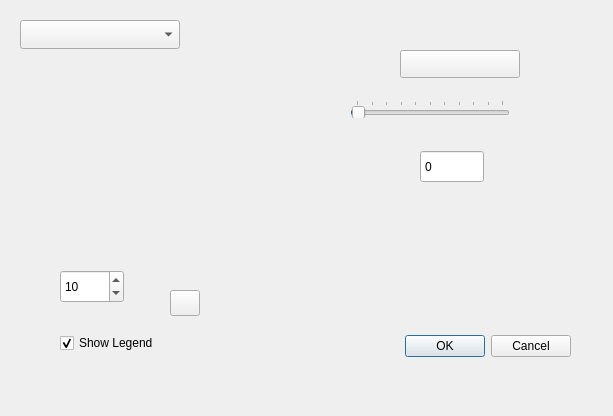
Before: the Qt Designer form ui/Scatter3D.ui in lucacasagrande/DataPlot, drawn with Qt 5.
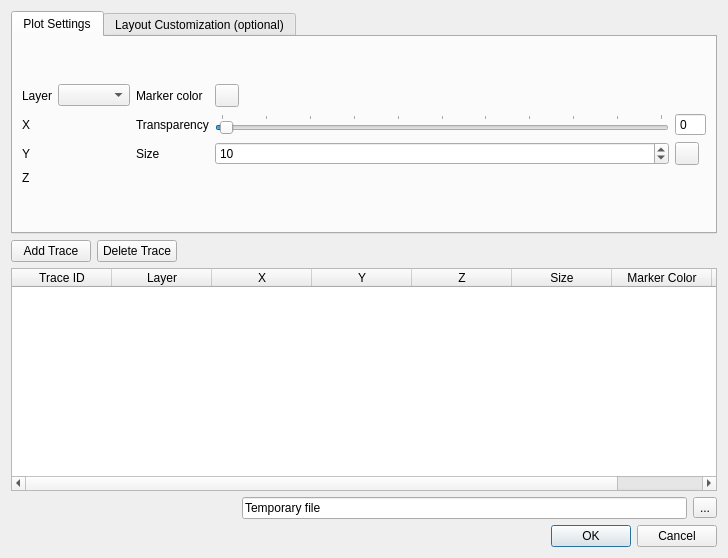
After: the same form once the commit is applied. Custom widgets are drawn as their Qt base class.

Commit message: Title, X and Y label for axis added

The edit to the form file:
```diff
--- a/ui/Scatter3D.ui
+++ b/ui/Scatter3D.ui
@@ -6,54 +6,58 @@
    <rect>
     <x>0</x>
     <y>0</y>
-    <width>613</width>
-    <height>416</height>
+    <width>728</width>
+    <height>558</height>
    </rect>
   </property>
   <property name="windowTitle">
    <string>Dialog</string>
   </property>
-  <widget class="QCheckBox" name="legendCheck">
-   <property name="geometry">
-    <rect>
-     <x>60</x>
-     <y>330</y>
-     <width>121</width>
-     <height>26</height>
-    </rect>
-   </property>
-   <property name="text">
-    <string>Show Legend</string>
-   </property>
-   <property name="checked">
+  <layout class="QGridLayout" name="gridLayout_3">
+   <item row="0" column="0" colspan="5">
+    <widget class="QTabWidget" name="tabWidget">
+     <property name="enabled">
     <bool>true</bool>
    </property>
-  </widget>
-  <widget class="QDialogButtonBox" name="buttonBox">
-   <property name="geometry">
-    <rect>
-     <x>230</x>
-     <y>330</y>
-     <width>341</width>
-     <height>32</height>
-    </rect>
-   </property>
-   <property name="orientation">
-    <enum>Qt::Horizontal</enum>
-   </property>
-   <property name="standardButtons">
-    <set>QDialogButtonBox::Cancel|QDialogButtonBox::Ok</set>
-   </property>
-  </widget>
+     <property name="currentIndex">
+      <number>0</number>
+     </property>
+     <widget class="QWidget" name="tab">
+      <attribute name="title">
+       <string>Plot Settings</string>
+      </attribute>
+      <layout class="QGridLayout" name="gridLayout_2">
+       <item row="0" column="0">
+        <layout class="QGridLayout" name="gridLayout">
+         <item row="0" column="1">
+          <widget class="QgsMapLayerComboBox" name="LayerCombo"/>
+         </item>
+         <item row="1" column="3">
+          <widget class="QLabel" name="label_6">
+           <property name="text">
+            <string>Transparency</string>
+           </property>
+          </widget>
+         </item>
+         <item row="2" column="1">
+          <widget class="QgsFieldExpressionWidget" name="expField2">
+           <property name="sizePolicy">
+            <sizepolicy hsizetype="Preferred" vsizetype="Fixed">
+             <horstretch>0</horstretch>
+             <verstretch>0</verstretch>
+            </sizepolicy>
+           </property>
+          </widget>
+         </item>
+         <item row="2" column="0">
+          <widget class="QLabel" name="label_3">
+           <property name="text">
+            <string>Y</string>
+           </property>
+          </widget>
+         </item>
+         <item row="2" column="4">
   <widget class="QSpinBox" name="Size">
-   <property name="geometry">
-    <rect>
-     <x>60</x>
-     <y>270</y>
-     <width>64</width>
-     <height>33</height>
-    </rect>
-   </property>
    <property name="maximum">
     <number>10000</number>
    </property>
@@ -61,71 +65,56 @@
     <number>10</number>
    </property>
   </widget>
+         </item>
+         <item row="1" column="1">
   <widget class="QgsFieldExpressionWidget" name="expField1">
-   <property name="geometry">
-    <rect>
-     <x>100</x>
-     <y>70</y>
-     <width>200</width>
-     <height>32</height>
-    </rect>
-   </property>
-  </widget>
-  <widget class="QgsColorButtonV2" name="colorButton">
-   <property name="geometry">
-    <rect>
-     <x>400</x>
-     <y>50</y>
-     <width>120</width>
-     <height>28</height>
-    </rect>
-   </property>
-  </widget>
-  <widget class="QgsDataDefinedButton" name="dataDefined">
-   <property name="geometry">
-    <rect>
-     <x>170</x>
-     <y>290</y>
-     <width>30</width>
-     <height>26</height>
-    </rect>
-   </property>
-  </widget>
-  <widget class="QgsMapLayerComboBox" name="LayerCombo">
-   <property name="geometry">
-    <rect>
-     <x>20</x>
-     <y>20</y>
-     <width>160</width>
-     <height>29</height>
-    </rect>
-   </property>
-  </widget>
-  <widget class="QSpinBox" name="spinBox">
-   <property name="geometry">
-    <rect>
-     <x>420</x>
-     <y>150</y>
-     <width>64</width>
-     <height>33</height>
-    </rect>
-   </property>
-   <property name="buttonSymbols">
-    <enum>QAbstractSpinBox::NoButtons</enum>
-   </property>
-   <property name="maximum">
-    <number>100</number>
-   </property>
-  </widget>
+           <property name="sizePolicy">
+            <sizepolicy hsizetype="Preferred" vsizetype="Fixed">
+             <horstretch>0</horstretch>
+             <verstretch>0</verstretch>
+            </sizepolicy>
+           </property>
+          </widget>
+         </item>
+         <item row="3" column="1">
+          <widget class="QgsFieldExpressionWidget" name="expField3">
+           <property name="sizePolicy">
+            <sizepolicy hsizetype="Preferred" vsizetype="Fixed">
+             <horstretch>0</horstretch>
+             <verstretch>0</verstretch>
+            </sizepolicy>
+           </property>
+          </widget>
+         </item>
+         <item row="0" column="0">
+          <widget class="QLabel" name="label">
+           <property name="text">
+            <string>Layer</string>
+           </property>
+          </widget>
+         </item>
+         <item row="2" column="5">
+          <widget class="QgsDataDefinedButton" name="dataDefined"/>
+         </item>
+         <item row="0" column="4">
+          <widget class="QgsColorButtonV2" name="colorButton"/>
+         </item>
+         <item row="2" column="3">
+          <widget class="QLabel" name="label_7">
+           <property name="text">
+            <string>Size</string>
+           </property>
+          </widget>
+         </item>
+         <item row="1" column="0">
+          <widget class="QLabel" name="label_2">
+           <property name="text">
+            <string>X</string>
+           </property>
+          </widget>
+         </item>
+         <item row="1" column="4">
   <widget class="QSlider" name="alpha">
-   <property name="geometry">
-    <rect>
-     <x>350</x>
-     <y>100</y>
-     <width>160</width>
-     <height>18</height>
-    </rect>
-   </property>
    <property name="cursor">
     <cursorShape>ArrowCursor</cursorShape>
    </property>
@@ -160,26 +149,225 @@
     <number>10</number>
    </property>
   </widget>
-  <widget class="QgsFieldExpressionWidget" name="expField2">
-   <property name="geometry">
-    <rect>
-     <x>110</x>
-     <y>130</y>
-     <width>200</width>
-     <height>32</height>
-    </rect>
-   </property>
-  </widget>
-  <widget class="QgsFieldExpressionWidget" name="expField3">
-   <property name="geometry">
-    <rect>
-     <x>100</x>
-     <y>200</y>
-     <width>200</width>
-     <height>32</height>
-    </rect>
-   </property>
-  </widget>
+         </item>
+         <item row="1" column="5">
+          <widget class="QSpinBox" name="alphaBox">
+           <property name="buttonSymbols">
+            <enum>QAbstractSpinBox::NoButtons</enum>
+           </property>
+           <property name="maximum">
+            <number>100</number>
+           </property>
+          </widget>
+         </item>
+         <item row="3" column="0">
+          <widget class="QLabel" name="label_8">
+           <property name="text">
+            <string>Z</string>
+           </property>
+          </widget>
+         </item>
+         <item row="0" column="3">
+          <widget class="QLabel" name="label_5">
+           <property name="text">
+            <string>Marker color</string>
+           </property>
+          </widget>
+         </item>
+        </layout>
+       </item>
+      </layout>
+     </widget>
+     <widget class="QWidget" name="tab_2">
+      <attribute name="title">
+       <string>Layout Customization (optional)</string>
+      </attribute>
+      <layout class="QGridLayout" name="gridLayout_5">
+       <item row="0" column="1">
+        <spacer name="horizontalSpacer">
+         <property name="orientation">
+          <enum>Qt::Horizontal</enum>
+         </property>
+         <property name="sizeHint" stdset="0">
+          <size>
+           <width>40</width>
+           <height>20</height>
+          </size>
+         </property>
+        </spacer>
+       </item>
+       <item row="0" column="0">
+        <layout class="QGridLayout" name="gridLayout_4">
+         <item row="1" column="0">
+          <widget class="QCheckBox" name="titleCheck">
+           <property name="text">
+            <string>Plot Title</string>
+           </property>
+           <property name="checkable">
+            <bool>true</bool>
+           </property>
+           <property name="checked">
+            <bool>false</bool>
+           </property>
+          </widget>
+         </item>
+         <item row="1" column="1">
+          <widget class="QLineEdit" name="pltTitle">
+           <property name="enabled">
+            <bool>false</bool>
+           </property>
+           <property name="placeholderText">
+            <string>Title</string>
+           </property>
+          </widget>
+         </item>
+         <item row="0" column="0">
+          <widget class="QCheckBox" name="legendCheck">
+           <property name="enabled">
+            <bool>true</bool>
+           </property>
+           <property name="text">
+            <string>Show Legend</string>
+           </property>
+           <property name="checked">
+            <bool>false</bool>
+           </property>
+          </widget>
+         </item>
+        </layout>
+       </item>
+       <item row="1" column="0" colspan="2">
+        <spacer name="verticalSpacer">
+         <property name="orientation">
+          <enum>Qt::Vertical</enum>
+         </property>
+         <property name="sizeHint" stdset="0">
+          <size>
+           <width>20</width>
+           <height>40</height>
+          </size>
+         </property>
+        </spacer>
+       </item>
+      </layout>
+     </widget>
+    </widget>
+   </item>
+   <item row="1" column="0">
+    <widget class="QPushButton" name="addTrace">
+     <property name="text">
+      <string>Add Trace</string>
+     </property>
+    </widget>
+   </item>
+   <item row="1" column="1">
+    <widget class="QPushButton" name="deleteTrace">
+     <property name="text">
+      <string>Delete Trace</string>
+     </property>
+    </widget>
+   </item>
+   <item row="1" column="2" colspan="3">
+    <spacer name="horizontalSpacer_3">
+     <property name="orientation">
+      <enum>Qt::Horizontal</enum>
+     </property>
+     <property name="sizeHint" stdset="0">
+      <size>
+       <width>509</width>
+       <height>20</height>
+      </size>
+     </property>
+    </spacer>
+   </item>
+   <item row="2" column="0" colspan="5">
+    <widget class="QTableWidget" name="traceTable">
+     <column>
+      <property name="text">
+       <string>Trace ID</string>
+      </property>
+     </column>
+     <column>
+      <property name="text">
+       <string>Layer</string>
+      </property>
+     </column>
+     <column>
+      <property name="text">
+       <string>X</string>
+      </property>
+     </column>
+     <column>
+      <property name="text">
+       <string>Y</string>
+      </property>
+     </column>
+     <column>
+      <property name="text">
+       <string>Z</string>
+      </property>
+     </column>
+     <column>
+      <property name="text">
+       <string>Size</string>
+      </property>
+     </column>
+     <column>
+      <property name="text">
+       <string>Marker Color</string>
+      </property>
+     </column>
+     <column>
+      <property name="text">
+       <string>Transparency</string>
+      </property>
+     </column>
+    </widget>
+   </item>
+   <item row="3" column="0" colspan="3">
+    <spacer name="horizontalSpacer_2">
+     <property name="orientation">
+      <enum>Qt::Horizontal</enum>
+     </property>
+     <property name="sizeHint" stdset="0">
+      <size>
+       <width>257</width>
+       <height>20</height>
+      </size>
+     </property>
+    </spacer>
+   </item>
+   <item row="3" column="3">
+    <widget class="QLineEdit" name="filePath">
+     <property name="text">
+      <string>Temporary file</string>
+     </property>
+     <property name="readOnly">
+      <bool>true</bool>
+     </property>
+     <property name="placeholderText">
+      <string/>
+     </property>
+    </widget>
+   </item>
+   <item row="3" column="4">
+    <widget class="QToolButton" name="browseButton">
+     <property name="text">
+      <string>...</string>
+     </property>
+    </widget>
+   </item>
+   <item row="4" column="3" colspan="2">
+    <widget class="QDialogButtonBox" name="buttonBox">
+     <property name="orientation">
+      <enum>Qt::Horizontal</enum>
+     </property>
+     <property name="standardButtons">
+      <set>QDialogButtonBox::Cancel|QDialogButtonBox::Ok</set>
+     </property>
+    </widget>
+   </item>
+  </layout>
  </widget>
  <customwidgets>
   <customwidget>
```
Left out of the diff: 89 changed lines with no effect on the pictures. Lines whose indentation alone changed are shown as unchanged. The commit also changes 7 other files.
